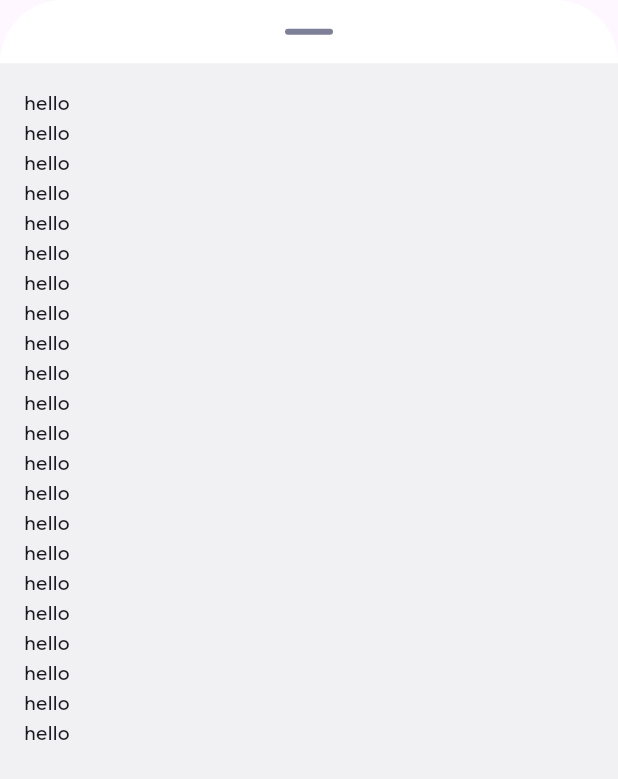
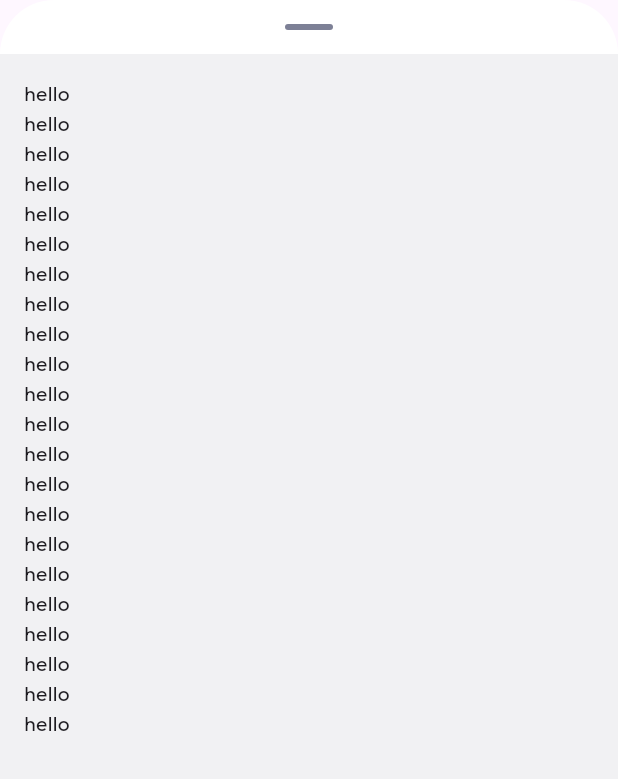
Before and after one commit to Tagaddod/Tagaddod-NewUi-Kit, a Flutter app: the AppBottomSheet widget shown alone on an empty page, opened directly, on a phone screen of 412 x 824 dp. Shown: the top 779 px of the screen. Run offline on Flutter 3.47's test engine with Material 3 defaults, Android fonts, the phone set to English and light mode, and no system bars; drawn by our look-alikes of overlay_support; our stand-ins replace auto_size_text, flutter_screenutil, flutter_svg, percent_indicator.

Commit message:
remove screen util from app bottom sheet

```diff
--- a/lib/widgets/app_bottom_sheet.dart
+++ b/lib/widgets/app_bottom_sheet.dart
@@ -1,5 +1,4 @@
 import 'package:flutter/material.dart';
-import 'package:flutter_screenutil/flutter_screenutil.dart';
 import 'package:tagaddod_ui_kit/colors/primtives/colors.dart';
 import 'package:tagaddod_ui_kit/colors/semantic/bg_colors.dart';
 import 'package:tagaddod_ui_kit/dimensions/primitives/dimensions.dart';
@@ -50,7 +49,7 @@ class AppBottomSheet extends StatelessWidget {
           ),
           width: double.infinity,
           child: Padding(
-            padding: EdgeInsets.symmetric(vertical: 16.h),
+            padding: const EdgeInsets.symmetric(vertical: 16),
             child: showDragHandler
                 ? Center(
                     child: Container(
```
